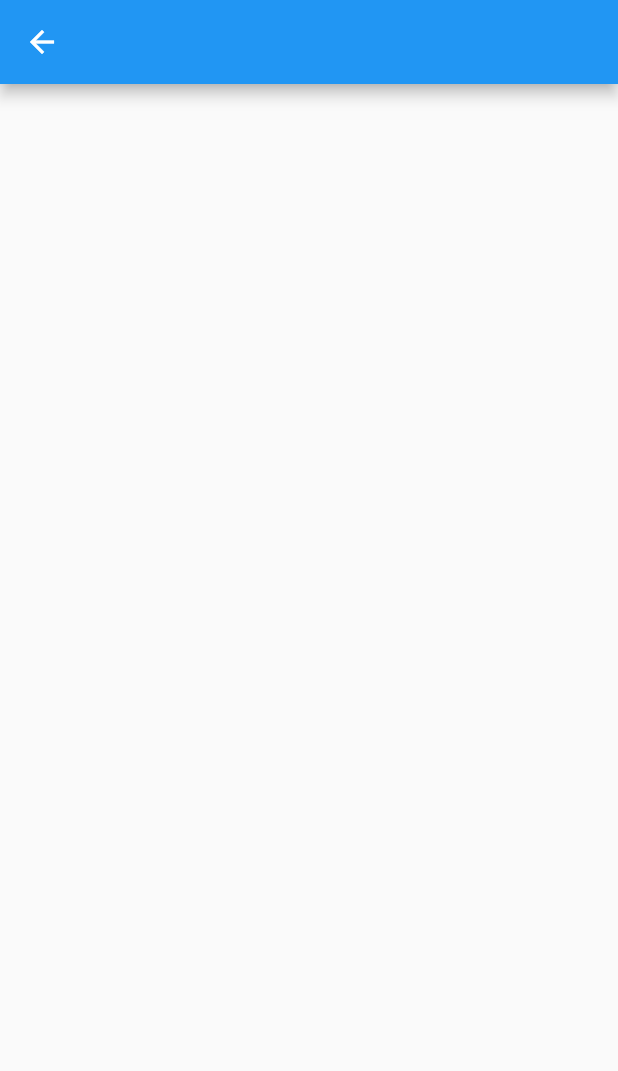
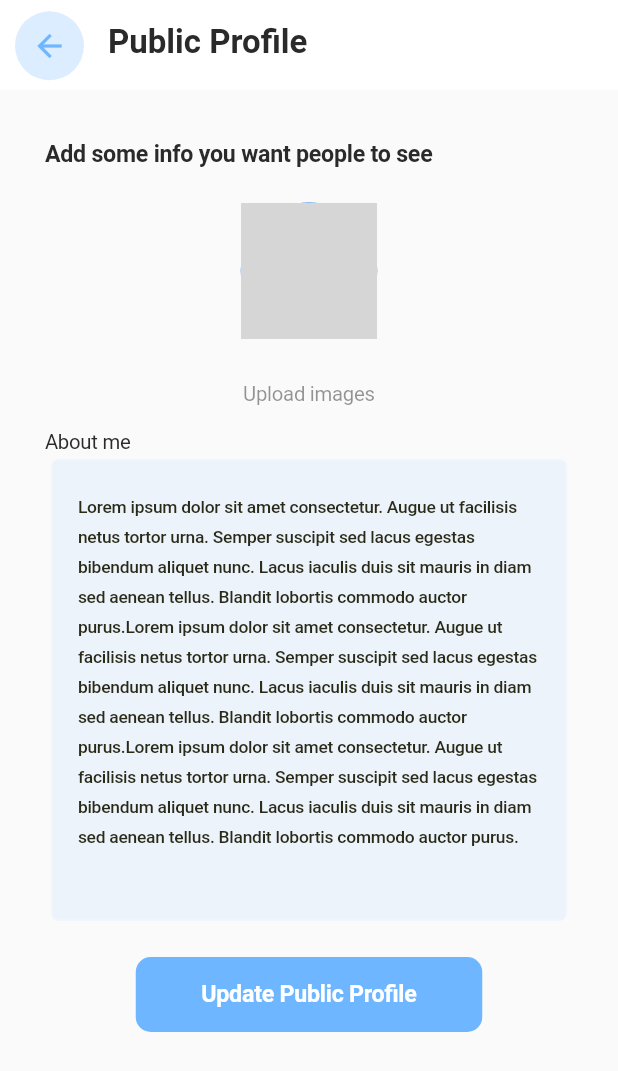
Before and after one commit to Medical-Ai-Computing/Health_Pilot_Flutter_project, a Flutter app: the PublicProfileScree screen opened directly, on a phone screen of 412 x 824 dp. Shown: the top 1071 px of the screen. Run offline on Flutter 3.47's test engine with Material 2 defaults, Android fonts, the phone set to English and light mode, and no system bars; our stand-ins replace feather_icons, flutter_markdown, flutter_screenutil, flutter_svg, font_awesome_flutter, get and 5 more; missing offline and left inert: flutter_ruler_picker; accounts and stored records are empty; Roboto replaces fonts that are missing (Plus Jakarta Sans); project files that could hold a hidden picture were left out; grey boxes are pictures that could not be loaded.

Commit message:
finishing public profile screen

```diff
--- a/healthpilot/lib/data/constants.dart
+++ b/healthpilot/lib/data/constants.dart
@@ -55,3 +55,5 @@ const String letsStartAppBarTitle = "Let's Get Started";
 const String initialInfoFinalTextDescription =
     'We are delighted to have you here. Visit your homepage to explore a range of features, including symptom checking, health monitoring, and engaging in both group and private chats with our AI';
 const String initialInfoFinalTextTitle = 'Welcome aboard';
+const String publicProfileAboutMe =
+    'Lorem ipsum dolor sit amet consectetur. Augue ut facilisis netus tortor urna. Semper suscipit sed lacus egestas bibendum aliquet nunc. Lacus iaculis duis sit mauris in diam sed aenean tellus. Blandit lobortis commodo auctor purus.Lorem ipsum dolor sit amet consectetur. Augue ut facilisis netus tortor urna. Semper suscipit sed lacus egestas bibendum aliquet nunc. Lacus iaculis duis sit mauris in diam sed aenean tellus. Blandit lobortis commodo auctor purus.Lorem ipsum dolor sit amet consectetur. Augue ut facilisis netus tortor urna. Semper suscipit sed lacus egestas bibendum aliquet nunc. Lacus iaculis duis sit mauris in diam sed aenean tellus. Blandit lobortis commodo auctor purus.';
--- a/healthpilot/lib/screens/Gadgets/addgadgetScreen.dart
+++ b/healthpilot/lib/screens/Gadgets/addgadgetScreen.dart
@@ -1,6 +1,5 @@
 import 'package:flutter/material.dart';
 import 'package:flutter_svg/svg.dart';
-import 'package:gap/gap.dart';
 import 'package:healthpilot/screens/Gadgets/gadgetscreen.dart';
 
 class Gadget {
@@ -38,7 +37,7 @@ class _AddGadgetScreenState extends State<AddGadgetScreen> {
         child: Column(
           children: [
             CustomAppBar(screenWidth: size.width, screenHeight: size.height),
-            Gap(size.width * 0.1),
+            // Gap(size.width * 0.1),
             Container(
               height: size.height * 0.73,
               width: double.infinity,
--- a/healthpilot/lib/screens/Gadgets/gadgetscreen.dart
+++ b/healthpilot/lib/screens/Gadgets/gadgetscreen.dart
@@ -1,5 +1,5 @@
 import 'package:flutter/material.dart';
-import 'package:gap/gap.dart';
+// import 'package:gap/gap.dart';
 import 'package:healthpilot/screens/Gadgets/addgadgetScreen.dart';
 
 class GadgetScreen extends StatelessWidget {
@@ -13,16 +13,16 @@ class GadgetScreen extends StatelessWidget {
           child: Column(
         children: [
           CustomAppBar(screenWidth: size.width, screenHeight: size.height),
-          Gap(size.width * 0.2),
+          // Gap(size.width * 0.2),
           WatchImage(screenWidth: size.width, screenHeight: size.height),
-          Gap(size.width * 0.05),
+          // Gap(size.width * 0.05),
           const Text1(),
-          Gap(size.width * 0.05),
+          // Gap(size.width * 0.05),
           Padding(
             padding: EdgeInsets.symmetric(horizontal: size.width * 0.1),
             child: const Text2(),
           ),
-          Gap(size.width * 0.3),
+          // Gap(size.width * 0.3),
           Button(
             screenWidth: size.width,
             screenHeight: size.height,
@@ -40,6 +40,8 @@ class GadgetScreen extends StatelessWidget {
     );
   }
 }
+
+class Gap {}
 
 class CustomAppBar extends StatelessWidget {
   final double screenWidth;
--- a/healthpilot/lib/screens/chat_screen/general_chat_screen.dart
+++ b/healthpilot/lib/screens/chat_screen/general_chat_screen.dart
@@ -3,6 +3,7 @@ import 'package:flutter/material.dart';
 import 'package:flutter_screenutil/flutter_screenutil.dart';
 import 'package:font_awesome_flutter/font_awesome_flutter.dart';
 import 'package:healthpilot/data/constants.dart';
+import 'package:healthpilot/screens/chat_screen/public_profile_screen.dart';
 import 'package:healthpilot/screens/chat_screen/widgets/custom_profile_tile.dart';
 
 class GeneralChatScreen extends StatefulWidget {
@@ -36,19 +37,29 @@ class _GeneralChatScreenState extends State<GeneralChatScreen>
           floatingActionButton: _buildFloatingActionButton(),
           body: Column(children: [
             _buildSearchBar(),
-            const Expanded(
+            Expanded(
               child: TabBarView(children: [
                 //All chats
                 Padding(
-                  padding: EdgeInsets.only(top: 24.0),
+                  padding: const EdgeInsets.only(top: 24.0),
                   child: SingleChildScrollView(
                     child: Column(
                       children: [
-                        CustomChatProfileTile(
-                            name: 'Dr. Darwin Nunez',
-                            profilePic: devsImage,
-                            chat: 'Hey, how is the medication going?'),
-                        CustomChatProfileTile(
+                        InkWell(
+                          onTap: () {
+                            Navigator.push(
+                                context,
+                                MaterialPageRoute(
+                                  builder: (context) =>
+                                      const PublicProfileScree(),
+                                ));
+                          },
+                          child: const CustomChatProfileTile(
+                              name: 'Dr. Darwin Nunez',
+                              profilePic: devsImage,
+                              chat: 'Hey, how is the medication going?'),
+                        ),
+                        const CustomChatProfileTile(
                             name: 'David Howard',
                             isPro: true,
                             unreadMessage: 3,
@@ -60,7 +71,7 @@ class _GeneralChatScreenState extends State<GeneralChatScreen>
                 ),
                 //People chats
 
-                Padding(
+                const Padding(
                   padding: EdgeInsets.only(top: 24.0),
                   child: SingleChildScrollView(
                     child: Column(
@@ -80,7 +91,7 @@ class _GeneralChatScreenState extends State<GeneralChatScreen>
                   ),
                 ),
                 // group chats
-                Padding(
+                const Padding(
                   padding: EdgeInsets.only(top: 24.0),
                   child: SingleChildScrollView(
                     child: Column(children: [
--- a/healthpilot/lib/screens/chat_screen/public_profile_screen.dart
+++ b/healthpilot/lib/screens/chat_screen/public_profile_screen.dart
@@ -1,4 +1,7 @@
 import 'package:flutter/material.dart';
+import 'package:flutter_screenutil/flutter_screenutil.dart';
+import 'package:healthpilot/data/constants.dart';
+import 'package:healthpilot/screens/chat_screen/widgets/custom_update_button.dart';
 import 'package:healthpilot/widget/custom_app_bar_title.dart';
 
 class PublicProfileScree extends StatelessWidget {
@@ -8,8 +11,123 @@ class PublicProfileScree extends StatelessWidget {
   Widget build(BuildContext context) {
     return SafeArea(
       child: Scaffold(
-        appBar: AppBar(),
+        appBar: const PreferredSize(
+            preferredSize: Size(50, 60),
+            child: CustomAppBar(
+                title: 'Public Profile',
+                leadingIcon: Icons.arrow_back_outlined)),
+        body: _buildBody(),
       ),
     );
   }
+
+  Widget _buildBody() {
+    return Padding(
+      padding: const EdgeInsets.symmetric(horizontal: 30, vertical: 34),
+      child: Column(crossAxisAlignment: CrossAxisAlignment.start, children: [
+        _buildHeaderText(),
+        const SizedBox(
+          height: 23,
+        ),
+        Align(child: _buildProfileAvatar()),
+        const SizedBox(
+          height: 12,
+        ),
+        Align(child: _buildUploadImageButton()),
+        _buildAboutCard(),
+        const SizedBox(
+          height: 20,
+        ),
+        Align(
+            child: CustomUpdateButton(
+                onPressed: () {}, title: 'Update Public Profile'))
+      ]),
+    );
+  }
+
+  Widget _buildHeaderText() {
+    return Text(
+      'Add some info you want people to see',
+      style: TextStyle(
+          color: const Color.fromRGBO(42, 42, 42, 1),
+          fontFamily: 'Plus Jakarta Sans',
+          fontSize: 16.sp,
+          fontStyle: FontStyle.normal,
+          fontWeight: FontWeight.w600,
+          letterSpacing: -0.165),
+    );
+  }
+
+  Widget _buildProfileAvatar() {
+    return const Stack(
+      alignment: Alignment.center,
+      children: [
+        CircleAvatar(
+          backgroundImage: AssetImage(devsImage),
+          radius: 45.5,
+        ),
+        Positioned(
+            bottom: 3,
+            right: 5,
+            child: CircleAvatar(
+              radius: 8,
+              backgroundColor: Color.fromRGBO(42, 42, 42, 1),
+            )),
+      ],
+    );
+  }
+
+  Widget _buildUploadImageButton() {
+    return TextButton(
+        onPressed: () {},
+        child: Text(
+          'Upload images',
+          style: TextStyle(
+              color: const Color.fromRGBO(42, 42, 42, 0.50),
+              fontFamily: 'Plus Jakarta Sans',
+              fontSize: 14.sp,
+              fontStyle: FontStyle.normal,
+              fontWeight: FontWeight.w400,
+              letterSpacing: -0.165),
+        ));
+  }
+
+  Widget _buildAboutCard() {
+    return Column(
+      crossAxisAlignment: CrossAxisAlignment.start,
+      children: [
+        Text(
+          'About me',
+          style: TextStyle(
+              color: const Color.fromRGBO(42, 42, 42, 1),
+              fontFamily: 'Plus Jakarta Sans',
+              fontSize: 14.sp,
+              fontStyle: FontStyle.normal,
+              fontWeight: FontWeight.w400,
+              letterSpacing: -0.165),
+        ),
+        Card(
+          elevation: 0,
+          shape: RoundedRectangleBorder(
+              borderRadius: BorderRadius.circular(5),
+              side: const BorderSide(
+                  color: Color.fromRGBO(255, 255, 255, 0.25), width: 1)),
+          color: const Color.fromRGBO(110, 182, 255, 0.1),
+          child: Padding(
+              padding: const EdgeInsets.fromLTRB(18.0, 20, 13, 48),
+              child: Text(
+                publicProfileAboutMe,
+                style: TextStyle(
+                    color: const Color.fromRGBO(42, 42, 24, 1),
+                    fontFamily: 'Plus Jakarta Sans',
+                    fontSize: 12.sp,
+                    height: 1.7,
+                    fontStyle: FontStyle.normal,
+                    fontWeight: FontWeight.w500,
+                    letterSpacing: -0.165),
+              )),
+        )
+      ],
+    );
+  }
 }
--- /dev/null
+++ b/healthpilot/lib/screens/chat_screen/widgets/custom_update_button.dart
@@ -0,0 +1,31 @@
+import 'package:flutter/material.dart';
+import 'package:flutter_screenutil/flutter_screenutil.dart';
+
+class CustomUpdateButton extends StatelessWidget {
+  final VoidCallback onPressed;
+  final String title;
+  const CustomUpdateButton(
+      {super.key, required this.onPressed, required this.title});
+
+  @override
+  Widget build(BuildContext context) {
+    return TextButton(
+      onPressed: onPressed,
+      style: TextButton.styleFrom(
+          minimumSize: const Size(231, 50),
+          shape:
+              RoundedRectangleBorder(borderRadius: BorderRadius.circular(10)),
+          backgroundColor: const Color.fromRGBO(110, 182, 255, 1)),
+      child: Text(
+        title,
+        style: TextStyle(
+            color: Colors.white,
+            fontFamily: 'Plus Jakarta Sans',
+            fontSize: 16.sp,
+            fontStyle: FontStyle.normal,
+            fontWeight: FontWeight.w600,
+            letterSpacing: -0.165),
+      ),
+    );
+  }
+}
--- a/healthpilot/lib/screens/user_initial_info_Screens/get_started_screen.dart
+++ b/healthpilot/lib/screens/user_initial_info_Screens/get_started_screen.dart
@@ -48,25 +48,8 @@ class _GetStartedScreenState extends State<GetStartedScreen> {
   Widget build(BuildContext context) {
     return SafeArea(
       child: Scaffold(
-        /*AppBar(
-          automaticallyImplyLeading: true,
-          elevation: 0,
-          centerTitle: false,
-          backgroundColor: Colors.transparent,
-          title: CustomAppBarTitle(
-            title: letsStartAppBarTitle,
-            leadingIcon: Icons.arrow_back_rounded,
-            suffixIconImage: appBarTitleImage,
-            onPressed: () {},
-          ),
-        )*/
-        // appBar: CustomAppBar(
-        //     onPressed: () {},
-        //     suffixIconImage: appBarTitleImage,
-        //     title: letsStartAppBarTitle,
-        //     leadingIcon: Icons.arrow_back_rounded),
         appBar: PreferredSize(
-          preferredSize: Size(50, 60),
+          preferredSize: const Size(50, 60),
           child: CustomAppBar(
               onPressed: () {},
               suffixIconImage: appBarTitleImage,
--- a/healthpilot/lib/widget/custom_app_bar_title.dart
+++ b/healthpilot/lib/widget/custom_app_bar_title.dart
@@ -1,14 +1,14 @@
 import 'package:flutter/material.dart';
 
 class CustomAppBar extends StatelessWidget {
-  final VoidCallback onPressed;
-  final String suffixIconImage;
+  final VoidCallback? onPressed;
+  final String? suffixIconImage;
   final String title;
   final IconData leadingIcon;
   const CustomAppBar(
       {super.key,
-      required this.onPressed,
-      required this.suffixIconImage,
+      this.onPressed,
+      this.suffixIconImage,
       required this.title,
       required this.leadingIcon});
 
@@ -18,7 +18,7 @@ class CustomAppBar extends StatelessWidget {
       elevation: 0,
       backgroundColor: Colors.white,
       leading: Padding(
-        padding: const EdgeInsets.only(left: 10.0),
+        padding: const EdgeInsets.only(left: 10.0, top: 5),
         child: CircleAvatar(
           maxRadius: 10,
           backgroundColor: const Color.fromRGBO(110, 182, 255, 0.25),
@@ -41,9 +41,11 @@ class CustomAppBar extends StatelessWidget {
       actions: [
         GestureDetector(
           onTap: onPressed,
-          child: Image(
-            image: AssetImage(suffixIconImage),
-          ),
+          child: suffixIconImage != null
+              ? Image(
+                  image: AssetImage(suffixIconImage ?? ''),
+                )
+              : const SizedBox.shrink(),
         ),
       ],
     );
```
